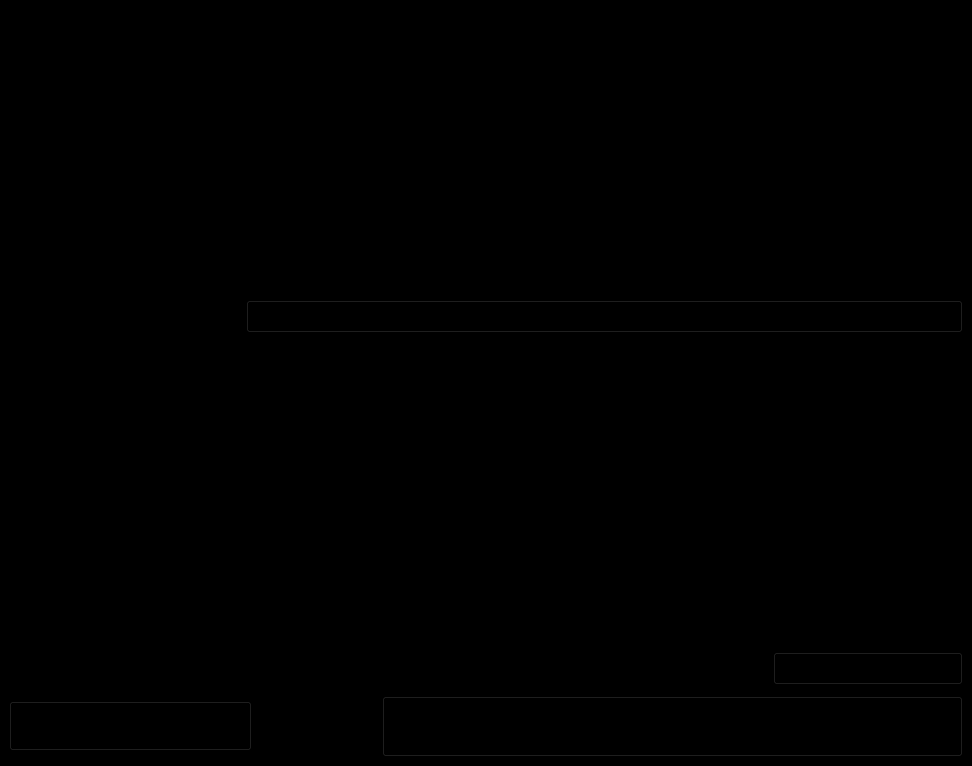
This is sellPage.ui in acmpesuecc/GrowPal as Qt 5 draws it before an edit. The edited form follows.
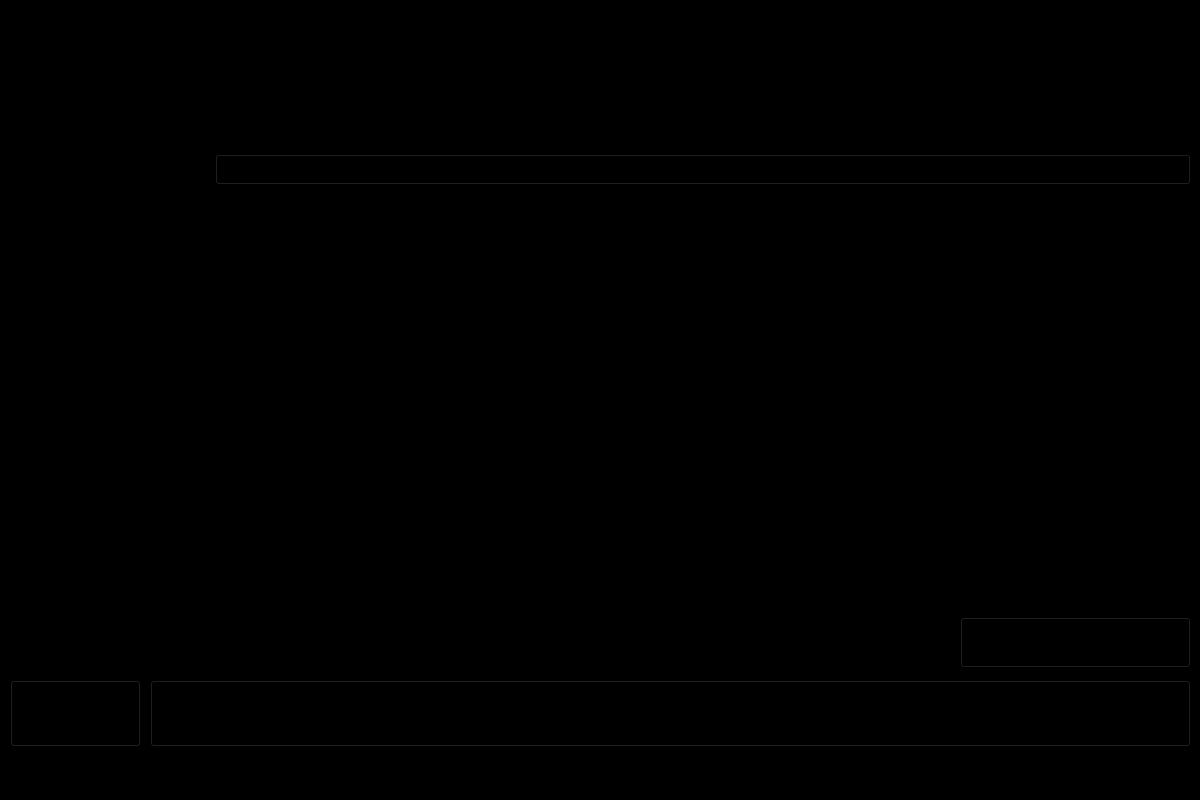
This is the edited form. Icons and pictures are not drawn.

The edit to the form file:
```diff
--- a/sellPage.ui
+++ b/sellPage.ui
@@ -6,10 +6,22 @@
    <rect>
     <x>0</x>
     <y>0</y>
-    <width>972</width>
-    <height>766</height>
+    <width>1200</width>
+    <height>800</height>
    </rect>
   </property>
+  <property name="minimumSize">
+   <size>
+    <width>1200</width>
+    <height>800</height>
+   </size>
+  </property>
+  <property name="maximumSize">
+   <size>
+    <width>1200</width>
+    <height>800</height>
+   </size>
+  </property>
   <property name="windowTitle">
    <string>MainWindow</string>
   </property>
@@ -17,9 +29,15 @@
    <string notr="true">background-color: black;</string>
   </property>
   <widget class="QWidget" name="centralwidget">
-   <layout class="QGridLayout" name="gridLayout">
-    <item row="0" column="0">
      <widget class="QLabel" name="label">
+    <property name="geometry">
+     <rect>
+      <x>6</x>
+      <y>6</y>
+      <width>63</width>
+      <height>45</height>
+     </rect>
+    </property>
       <property name="font">
        <font>
         <pointsize>28</pointsize>
@@ -34,9 +52,15 @@
        <set>Qt::AlignRight|Qt::AlignTrailing|Qt::AlignVCenter</set>
       </property>
      </widget>
-    </item>
-    <item row="3" column="0" colspan="5">
      <widget class="QLabel" name="label_browse">
+    <property name="geometry">
+     <rect>
+      <x>10</x>
+      <y>620</y>
+      <width>941</width>
+      <height>42</height>
+     </rect>
+    </property>
       <property name="minimumSize">
        <size>
         <width>0</width>
@@ -58,9 +82,15 @@
        <string/>
       </property>
      </widget>
-    </item>
-    <item row="3" column="5">
      <widget class="QPushButton" name="pushButton_UploadImages">
+    <property name="geometry">
+     <rect>
+      <x>960</x>
+      <y>617</y>
+      <width>231</width>
+      <height>51</height>
+     </rect>
+    </property>
       <property name="minimumSize">
        <size>
         <width>0</width>
@@ -78,14 +108,112 @@
        <string>Upload Images</string>
       </property>
      </widget>
-    </item>
-    <item row="2" column="0" colspan="5">
+   <widget class="QLabel" name="label_picture">
+    <property name="geometry">
+     <rect>
+      <x>970</x>
+      <y>350</y>
+      <width>221</width>
+      <height>251</height>
+     </rect>
+    </property>
+    <property name="text">
+     <string/>
+    </property>
+   </widget>
+   <widget class="QLabel" name="label_2">
+    <property name="geometry">
+     <rect>
+      <x>77</x>
+      <y>6</y>
+      <width>48</width>
+      <height>48</height>
+     </rect>
+    </property>
+    <property name="text">
+     <string/>
+    </property>
+    <property name="pixmap">
+     <pixmap>sell_page.svg</pixmap>
+    </property>
+   </widget>
+   <widget class="QPushButton" name="pushButton_Sell">
+    <property name="geometry">
+     <rect>
+      <x>150</x>
+      <y>680</y>
+      <width>1041</width>
+      <height>67</height>
+     </rect>
+    </property>
+    <property name="minimumSize">
+     <size>
+      <width>581</width>
+      <height>61</height>
+     </size>
+    </property>
+    <property name="font">
+     <font>
+      <pointsize>28</pointsize>
+      <weight>75</weight>
+      <bold>true</bold>
+     </font>
+    </property>
+    <property name="styleSheet">
+     <string notr="true"/>
+    </property>
+    <property name="text">
+     <string>Sell</string>
+    </property>
+   </widget>
+   <widget class="QPushButton" name="pushButton_back">
+    <property name="geometry">
+     <rect>
+      <x>10</x>
+      <y>680</y>
+      <width>131</width>
+      <height>67</height>
+     </rect>
+    </property>
+    <property name="font">
+     <font>
+      <pointsize>28</pointsize>
+      <weight>75</weight>
+      <bold>true</bold>
+     </font>
+    </property>
+    <property name="styleSheet">
+     <string notr="true"/>
+    </property>
+    <property name="text">
+     <string/>
+    </property>
+    <property name="icon">
+     <iconset>
+      <normaloff>back.svg</normaloff>back.svg</iconset>
+    </property>
+    <property name="iconSize">
+     <size>
+      <width>30</width>
+      <height>30</height>
+     </size>
+    </property>
+   </widget>
+   <widget class="QWidget" name="layoutWidget">
+    <property name="geometry">
+     <rect>
+      <x>0</x>
+      <y>310</y>
+      <width>951</width>
+      <height>293</height>
+     </rect>
+    </property>
      <layout class="QFormLayout" name="formLayout_3">
       <item row="4" column="0">
        <widget class="QLabel" name="label_upiID">
         <property name="font">
          <font>
-          <pointsize>16</pointsize>
+         <pointsize>14</pointsize>
           <weight>75</weight>
           <bold>true</bold>
          </font>
@@ -99,7 +227,7 @@
        <widget class="QLabel" name="label_phnumber">
         <property name="font">
          <font>
-          <pointsize>16</pointsize>
+         <pointsize>14</pointsize>
           <weight>75</weight>
           <bold>true</bold>
          </font>
@@ -116,7 +244,7 @@
        <widget class="QLabel" name="label_address">
         <property name="font">
          <font>
-          <pointsize>16</pointsize>
+         <pointsize>14</pointsize>
           <weight>75</weight>
           <bold>true</bold>
          </font>
@@ -130,9 +258,10 @@
        <widget class="QLineEdit" name="lineEdit_cont_num">
         <property name="font">
          <font>
-          <pointsize>16</pointsize>
-          <weight>50</weight>
-          <bold>false</bold>
+         <pointsize>14</pointsize>
+         <weight>75</weight>
+         <italic>true</italic>
+         <bold>true</bold>
          </font>
         </property>
        </widget>
@@ -141,9 +270,10 @@
        <widget class="QLineEdit" name="lineEdit_upi_id">
         <property name="font">
          <font>
-          <pointsize>16</pointsize>
-          <weight>50</weight>
-          <bold>false</bold>
+         <pointsize>14</pointsize>
+         <weight>75</weight>
+         <italic>true</italic>
+         <bold>true</bold>
          </font>
         </property>
        </widget>
@@ -152,9 +282,10 @@
        <widget class="QLineEdit" name="lineEdit_address">
         <property name="font">
          <font>
-          <pointsize>16</pointsize>
-          <weight>50</weight>
-          <bold>false</bold>
+         <pointsize>14</pointsize>
+         <weight>75</weight>
+         <italic>true</italic>
+         <bold>true</bold>
          </font>
         </property>
        </widget>
@@ -173,17 +304,6 @@
         </property>
        </widget>
       </item>
-      <item row="1" column="1">
-       <widget class="QLineEdit" name="lineEdit_email">
-        <property name="font">
-         <font>
-          <pointsize>16</pointsize>
-          <weight>50</weight>
-          <bold>false</bold>
-         </font>
-        </property>
-       </widget>
-      </item>
       <item row="0" column="0">
        <widget class="QLabel" name="label_Name">
         <property name="font">
@@ -202,79 +322,43 @@
        <widget class="QLineEdit" name="lineEdit_name">
         <property name="font">
          <font>
-          <pointsize>16</pointsize>
-          <weight>50</weight>
-          <bold>false</bold>
+         <pointsize>14</pointsize>
+         <weight>75</weight>
+         <italic>true</italic>
+         <bold>true</bold>
+        </font>
+       </property>
+      </widget>
+     </item>
+     <item row="1" column="1">
+      <widget class="QLineEdit" name="lineEdit_email">
+       <property name="font">
+        <font>
+         <pointsize>14</pointsize>
+         <weight>75</weight>
+         <italic>true</italic>
+         <bold>true</bold>
          </font>
         </property>
        </widget>
       </item>
      </layout>
-    </item>
-    <item row="2" column="5">
-     <widget class="QLabel" name="label_picture">
-      <property name="text">
-       <string/>
-      </property>
-     </widget>
-    </item>
-    <item row="0" column="1">
-     <widget class="QLabel" name="label_2">
-      <property name="text">
-       <string/>
-      </property>
-      <property name="pixmap">
-       <pixmap>sell_page.svg</pixmap>
-      </property>
-     </widget>
-    </item>
-    <item row="4" column="3" colspan="3">
-     <widget class="QPushButton" name="pushButton_Sell">
-      <property name="minimumSize">
-       <size>
-        <width>581</width>
-        <height>61</height>
-       </size>
-      </property>
-      <property name="font">
-       <font>
-        <pointsize>28</pointsize>
-        <weight>75</weight>
-        <bold>true</bold>
-       </font>
-      </property>
-      <property name="styleSheet">
-       <string notr="true"/>
-      </property>
-      <property name="text">
-       <string>Sell</string>
-      </property>
-     </widget>
-    </item>
-    <item row="4" column="0" colspan="2">
-     <widget class="QPushButton" name="pushButton_back">
-      <property name="font">
-       <font>
-        <pointsize>28</pointsize>
-        <weight>75</weight>
-        <bold>true</bold>
-       </font>
-      </property>
-      <property name="styleSheet">
-       <string notr="true"/>
-      </property>
-      <property name="text">
-       <string>&lt;</string>
-      </property>
-     </widget>
-    </item>
-    <item row="1" column="0" colspan="6">
+   </widget>
+   <widget class="QWidget" name="layoutWidget">
+    <property name="geometry">
+     <rect>
+      <x>0</x>
+      <y>80</y>
+      <width>1191</width>
+      <height>214</height>
+     </rect>
+    </property>
      <layout class="QFormLayout" name="formLayout">
       <item row="0" column="0">
        <widget class="QLabel" name="label_NameOfProd">
         <property name="font">
          <font>
-          <pointsize>16</pointsize>
+         <pointsize>14</pointsize>
           <weight>75</weight>
           <bold>true</bold>
          </font>
@@ -288,9 +372,10 @@
        <widget class="QLineEdit" name="lineEdit_prod_name">
         <property name="font">
          <font>
-          <pointsize>16</pointsize>
-          <weight>50</weight>
-          <bold>false</bold>
+         <pointsize>14</pointsize>
+         <weight>75</weight>
+         <italic>true</italic>
+         <bold>true</bold>
          </font>
         </property>
        </widget>
@@ -299,7 +384,7 @@
        <widget class="QLabel" name="label_Price">
         <property name="font">
          <font>
-          <pointsize>16</pointsize>
+         <pointsize>14</pointsize>
           <weight>75</weight>
           <bold>true</bold>
          </font>
@@ -313,9 +398,10 @@
        <widget class="QLineEdit" name="lineEdit_price">
         <property name="font">
          <font>
-          <pointsize>16</pointsize>
-          <weight>50</weight>
-          <bold>false</bold>
+         <pointsize>14</pointsize>
+         <weight>75</weight>
+         <italic>true</italic>
+         <bold>true</bold>
          </font>
         </property>
        </widget>
@@ -324,7 +410,7 @@
        <widget class="QLabel" name="label_product_category">
         <property name="font">
          <font>
-          <pointsize>16</pointsize>
+         <pointsize>14</pointsize>
           <weight>75</weight>
           <bold>true</bold>
          </font>
@@ -338,9 +424,10 @@
        <widget class="QComboBox" name="comboBox">
         <property name="font">
          <font>
-          <pointsize>16</pointsize>
-          <weight>50</weight>
-          <bold>false</bold>
+         <pointsize>14</pointsize>
+         <weight>75</weight>
+         <italic>true</italic>
+         <bold>true</bold>
          </font>
         </property>
         <property name="maxVisibleItems">
@@ -415,7 +502,7 @@
        <widget class="QLabel" name="label_Description">
         <property name="font">
          <font>
-          <pointsize>16</pointsize>
+         <pointsize>14</pointsize>
           <weight>75</weight>
           <italic>false</italic>
           <bold>true</bold>
@@ -430,16 +517,16 @@
        <widget class="QLineEdit" name="lineEdit_description">
         <property name="font">
          <font>
-          <pointsize>16</pointsize>
-          <weight>50</weight>
-          <bold>false</bold>
+         <pointsize>14</pointsize>
+         <weight>75</weight>
+         <italic>true</italic>
+         <bold>true</bold>
          </font>
         </property>
        </widget>
       </item>
      </layout>
-    </item>
-   </layout>
+   </widget>
   </widget>
  </widget>
  <tabstops>
```
Lines whose indentation alone changed are shown as unchanged.
